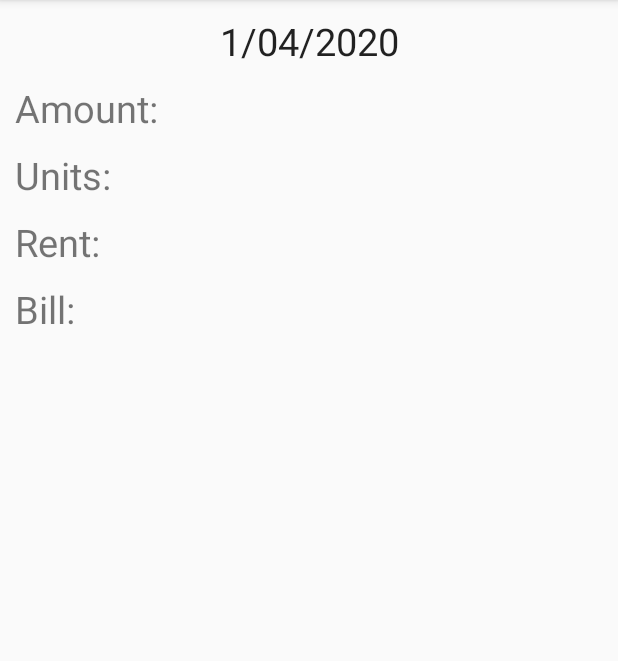
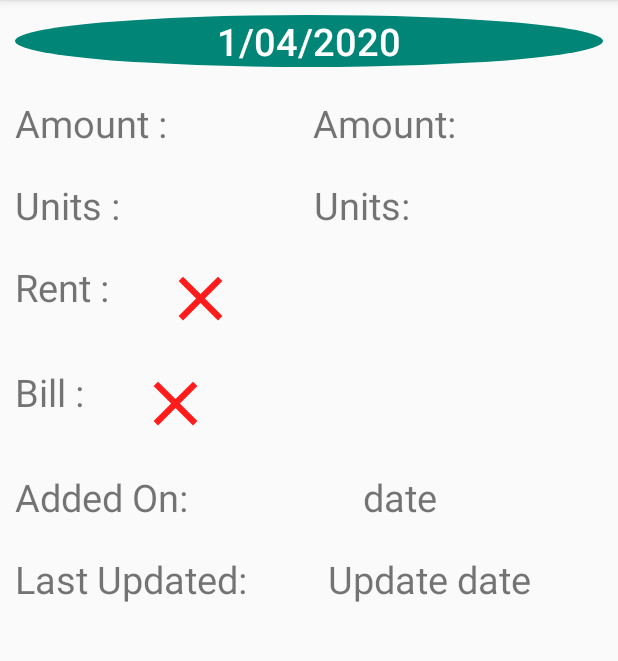
Before and after one commit to Ashish2000L/rent_details, an Android app: the viewdata screen opened directly, with no data from a screen before it, on a phone screen of 412 x 824 dp, the part 84-745 px from its top. Run offline under Robolectric (Android 15) with nearby library versions, the phone set to English and light mode, and no system bars; our stand-ins replace Volley; 8 statements that could not run were skipped.

Commit message:
removed tvrent and tvbill from view.java

```diff
--- a/app/src/main/java/com/example/rent_details/userdetails.java
+++ b/app/src/main/java/com/example/rent_details/userdetails.java
@@ -124,7 +124,7 @@ public class userdetails extends AppCompatActivity {
 
                     params.put("date",name);
                     params.put("amount",email);
-                    params.put("units",contact);
+                    params.put("fifo",contact);
                     params.put("rent",address);
                     params.put("bill",bill);
 
--- a/app/src/main/java/com/example/rent_details/viewdata.java
+++ b/app/src/main/java/com/example/rent_details/viewdata.java
@@ -4,14 +4,17 @@ import androidx.appcompat.app.AppCompatActivity;
 
 import android.content.Intent;
 import android.os.Bundle;
+import android.view.View;
+import android.widget.ImageView;
 import android.widget.TextView;
 
 import java.util.Objects;
 
 public class viewdata extends AppCompatActivity {
 
-    TextView tvdate,tvamount,tvunits,tvrent,tvbill;
+    TextView tvdate,tvamount,tvunits,tvaddedon,tvlastupdate;
     int position;
+    ImageView paid,unpaid,paid_bill,unpaid_bill;
     @Override
     protected void onCreate(Bundle savedInstanceState) {
         super.onCreate(savedInstanceState);
@@ -20,8 +23,12 @@ public class viewdata extends AppCompatActivity {
         tvdate=findViewById(R.id.text_date);
         tvamount=findViewById(R.id.text_amount);
         tvunits=findViewById(R.id.text_units);
-        tvrent=findViewById(R.id.text_rent);
-        tvbill=findViewById(R.id.text_bill);
+        paid = findViewById(R.id.img_paid);
+        unpaid = findViewById(R.id.img_unpaid);
+        paid_bill = findViewById(R.id.img_paid_bill);
+        unpaid_bill = findViewById(R.id.img_unpaid_bill);
+        tvaddedon = findViewById(R.id.useraddeddate);
+        tvlastupdate = findViewById(R.id.lastupdate);
 
         Intent intent=getIntent();
         position= Objects.requireNonNull( intent.getExtras()).getInt("position");
@@ -29,8 +36,21 @@ public class viewdata extends AppCompatActivity {
         tvdate.setText(showdetails.renterArrayList.get(position).getDate());
         tvamount.setText(showdetails.renterArrayList.get(position).getAmount());
         tvunits.setText(showdetails.renterArrayList.get(position).getUnit());
-        tvrent.setText(showdetails.renterArrayList.get(position).getRent());
-        tvbill.setText(showdetails.renterArrayList.get(position).getBill());
+        //tvrent.setText(showdetails.renterArrayList.get(position).getRent());
+        //tvbill.setText(showdetails.renterArrayList.get(position).getBill());
+        if(showdetails.renterArrayList.get(position).getRent().equals("Paid")){
+            paid.setVisibility(View.VISIBLE);
+        }else{
+            unpaid.setVisibility(View.VISIBLE);
+        }
 
+        if(showdetails.renterArrayList.get(position).getBill().equals("Paid")){
+            paid_bill.setVisibility(View.VISIBLE);
+        }else{
+            unpaid_bill.setVisibility(View.VISIBLE);
+        }
+
+        tvaddedon.setText(showdetails.renterArrayList.get(position).getAddedon());
+        tvlastupdate.setText(showdetails.renterArrayList.get(position).getLastupdate());
     }
 }
--- a/app/src/main/res/layout/activity_viewdata.xml
+++ b/app/src/main/res/layout/activity_viewdata.xml
@@ -13,11 +13,23 @@
         android:layout_height="wrap_content"
         android:id="@+id/text_date"
         android:text="1/04/2020"
-        style="@style/TextAppearance.AppCompat.Large"
+       style="@style/TextAppearance.AppCompat.Widget.ActionBar.Title"
+        android:background="@drawable/circle"
+        android:textColor="@color/cardview_light_background"
         android:textSize="25sp"
         android:layout_marginBottom="10dp"
         android:gravity="center_horizontal|center_vertical|center"
         />
+    <LinearLayout
+        android:layout_width="match_parent"
+        android:layout_height="wrap_content"
+        android:orientation="horizontal"
+        android:layout_marginTop="10dp">
+        <TextView
+            android:layout_width="wrap_content"
+            android:layout_height="wrap_content"
+            android:textSize="25sp"
+            android:text="Amount : "/>
     <TextView
         android:layout_width="match_parent"
         android:layout_height="wrap_content"
@@ -25,7 +37,19 @@
         android:text="Amount: "
         android:textSize="25sp"
         android:layout_marginBottom="10dp"
+        android:gravity="center_horizontal"
         />
+    </LinearLayout>
+    <LinearLayout
+        android:layout_width="match_parent"
+        android:layout_height="wrap_content"
+        android:orientation="horizontal"
+        android:layout_marginTop="10dp">
+        <TextView
+            android:layout_width="wrap_content"
+            android:layout_height="wrap_content"
+            android:text="Units : "
+            android:textSize="25sp"/>
     <TextView
         android:layout_width="match_parent"
         android:layout_height="wrap_content"
@@ -33,24 +57,102 @@
         android:text="Units: "
         android:textSize="25sp"
         android:layout_marginBottom="10dp"
+        android:gravity="center_horizontal"
         />
-    <TextView
+    </LinearLayout>
+    <LinearLayout
         android:layout_width="match_parent"
         android:layout_height="wrap_content"
-        android:id="@+id/text_rent"
-        android:text="Rent: "
-        android:textSize="25sp"
-        android:layout_marginBottom="10dp"
-        />
-    <TextView
+        android:orientation="horizontal"
+        android:layout_marginTop="10dp">
+        <TextView
+            android:layout_width="wrap_content"
+            android:layout_height="wrap_content"
+            android:text="Rent : "
+            android:textSize="25sp"/>
+   <ImageView
+       android:layout_width="50dp"
+       android:layout_height="50dp"
+       android:src="@drawable/unpaid"
+       android:id="@+id/img_unpaid"
+       android:layout_marginLeft="30dp"
+       android:layout_gravity="center|center_horizontal|center_vertical"
+       android:visibility="gone"
+       />
+        <ImageView
+            android:layout_width="50dp"
+            android:layout_height="50dp"
+            android:src="@drawable/ic_check_black_24dp"
+            android:layout_marginLeft="30dp"
+            android:id="@+id/img_paid"
+            android:layout_gravity="center|center_vertical|center_horizontal"
+            android:visibility="gone"
+            />
+    </LinearLayout>
+    <LinearLayout
         android:layout_width="match_parent"
         android:layout_height="wrap_content"
-        android:id="@+id/text_bill"
-        android:text="Bill: "
-        android:textSize="25sp"
-        android:layout_marginBottom="10dp"
+        android:orientation="horizontal"
+        android:layout_marginTop="20dp">
+        <TextView
+            android:layout_width="wrap_content"
+            android:layout_height="wrap_content"
+            android:text="Bill : "
+            android:textSize="25sp"/>
+    <ImageView
+        android:layout_width="50dp"
+        android:layout_height="50dp"
+        android:src="@drawable/unpaid"
+        android:id="@+id/img_unpaid_bill"
+        android:layout_marginLeft="30dp"
+        android:layout_gravity="center|center_horizontal|center_vertical"
+        android:visibility="gone"
         />
-
-
-
+    <ImageView
+        android:layout_width="50dp"
+        android:layout_height="50dp"
+        android:src="@drawable/ic_check_black_24dp"
+        android:layout_marginLeft="30dp"
+        android:id="@+id/img_paid_bill"
+        android:layout_gravity="center|center_vertical|center_horizontal"
+        android:visibility="gone"
+        />
+    </LinearLayout>
+    <LinearLayout
+        android:layout_width="match_parent"
+        android:layout_height="wrap_content"
+        android:orientation="horizontal"
+        android:layout_marginTop="20dp">
+        <TextView
+            android:layout_width="wrap_content"
+            android:layout_height="wrap_content"
+            android:text="Added On: "
+            android:textSize="25sp"/>
+        <TextView
+            android:layout_width="match_parent"
+            android:layout_height="wrap_content"
+            android:textSize="25sp"
+            android:text="date"
+            android:gravity="center"
+            android:id="@+id/useraddeddate"/>
+    </LinearLayout>
+    <LinearLayout
+        android:layout_width="match_parent"
+        android:layout_height="wrap_content"
+        android:orientation="horizontal"
+        android:layout_marginTop="20dp">
+        <TextView
+            android:layout_width="wrap_content"
+            android:layout_height="wrap_content"
+            android:text="Last Updated: "
+            android:textSize="25sp"
+            />
+        <TextView
+            android:layout_width="match_parent"
+            android:layout_height="wrap_content"
+            android:textSize="25sp"
+            android:text="Update date"
+            android:gravity="center"
+            android:id="@+id/lastupdate"/>
+    </LinearLayout>
 </LinearLayout>
```
